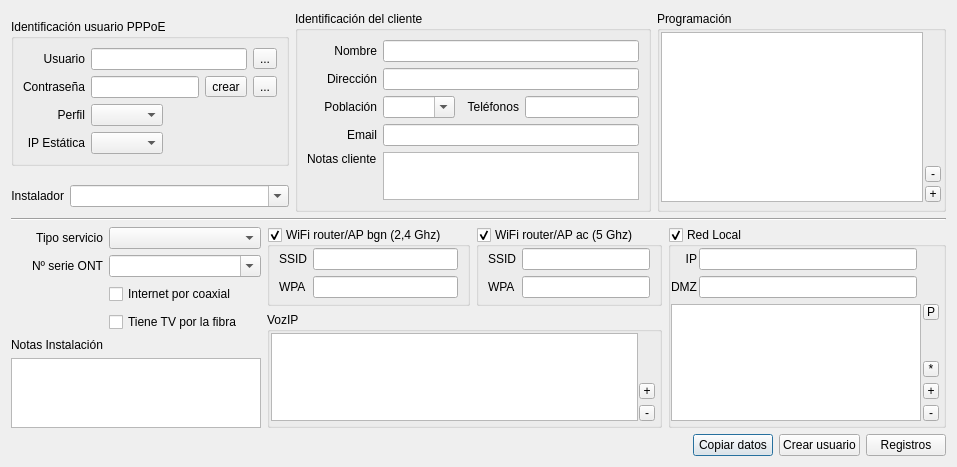
First picture: the form in src/Dialogs/DlgPPPUser.ui, repository silderan/QMikPPPManager, before the edit.
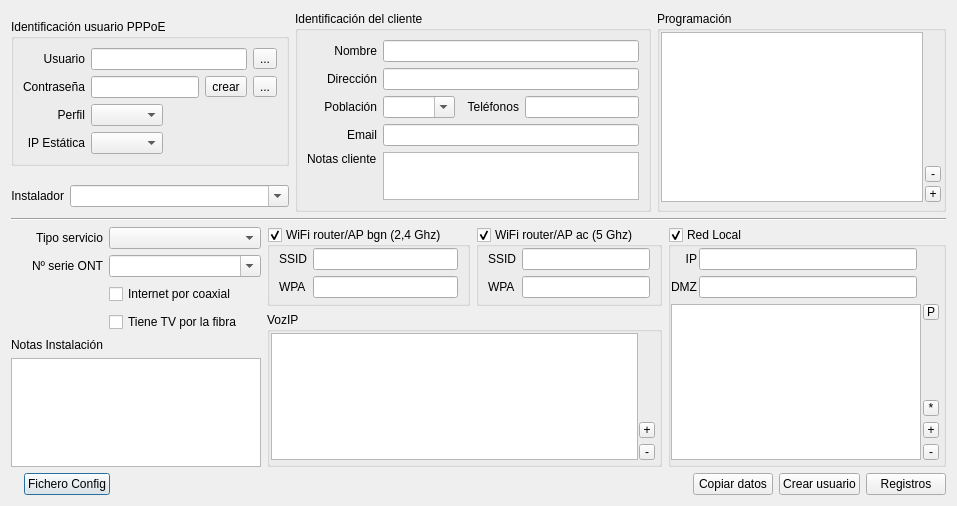
Second picture: the form after the edit. Icons and pictures are not drawn. Custom widgets are drawn as their Qt base class.

What changed in the file:
```diff
--- a/src/Dialogs/DlgPPPUser.ui
+++ b/src/Dialogs/DlgPPPUser.ui
@@ -7,7 +7,7 @@
     <x>0</x>
     <y>0</y>
     <width>957</width>
-    <height>441</height>
+    <height>506</height>
    </rect>
   </property>
   <property name="windowTitle">
@@ -786,6 +786,13 @@
        </property>
       </widget>
      </item>
+     <item>
+      <widget class="QPushButton" name="configFileButton">
+       <property name="text">
+        <string>Fichero Config</string>
+       </property>
+      </widget>
+     </item>
      <item>
       <spacer name="horizontalSpacer">
        <property name="orientation">
```
